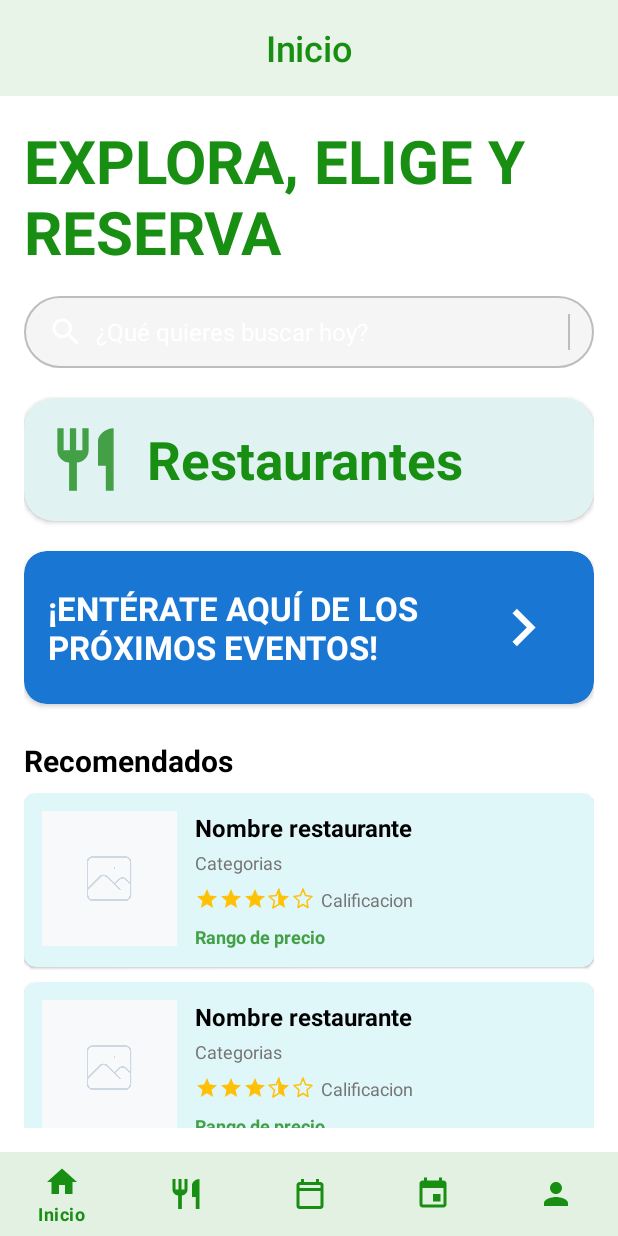
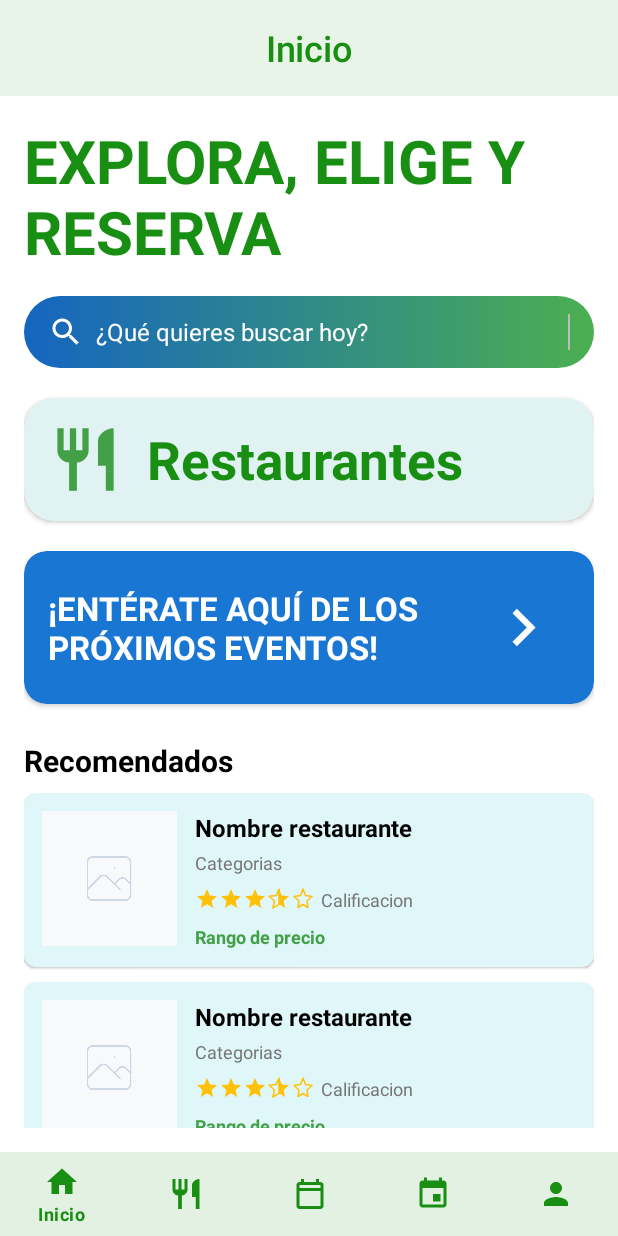
Before and after one commit to Blagora/Project_Android_Gastroapp, an Android app: the HomeFragment screen opened directly, with no data from a screen before it, on a phone screen of 412 x 824 dp. Run offline under Robolectric (Android 15) with nearby library versions, the phone set to English and light mode, and no system bars; our stand-ins replace CircleImageView, Dagger/Hilt's generated code, navigation-ui.

Commit message:
Pantallas Julian

```diff
--- a/app/src/main/res/layout/fragment_home.xml
+++ b/app/src/main/res/layout/fragment_home.xml
@@ -22,7 +22,7 @@
         android:layout_width="0dp"
         android:layout_height="wrap_content"
         android:layout_marginTop="16dp"
-        android:background="@drawable/search_background"
+        android:background="@drawable/event_search_background"
         android:gravity="center_vertical"
         android:orientation="horizontal"
         android:paddingStart="16dp"
```
